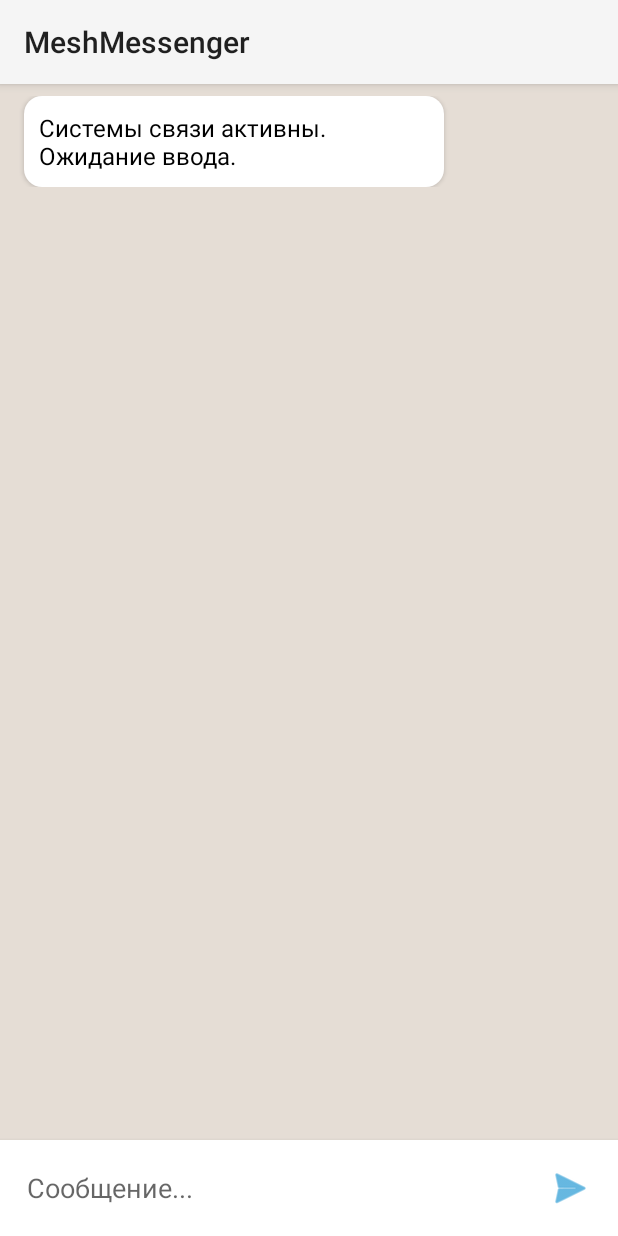
After one commit to Moltschun/Mesh-Messenger, an Android app built with Jetpack Compose: the ChatActivity screen opened directly, with no data from a screen before it, on a phone screen of 412 x 824 dp. The commit adds this screen. Run offline under Robolectric (Android 15) with nearby library versions, the phone set to English and light mode, and no system bars.

Commit message:
feat(ui): implement ChatActivity with RecyclerView and Simulation Mode

```diff
--- a/app/build.gradle.kts
+++ b/app/build.gradle.kts
@@ -52,6 +52,7 @@ dependencies {
     implementation(libs.androidx.compose.material3)
     implementation("androidx.appcompat:appcompat:1.6.1")
     implementation("androidx.activity:activity-ktx:1.8.2")
+    implementation("androidx.recyclerview:recyclerview:1.3.2")
     testImplementation(libs.junit)
     androidTestImplementation(libs.androidx.junit)
     androidTestImplementation(libs.androidx.espresso.core)
--- a/app/src/main/AndroidManifest.xml
+++ b/app/src/main/AndroidManifest.xml
@@ -6,7 +6,6 @@
     <uses-permission android:name="android.permission.BLUETOOTH_ADMIN" />
     <uses-permission android:name="android.permission.BLUETOOTH_CONNECT" />
     <uses-permission android:name="android.permission.BLUETOOTH_SCAN" />
-
     <uses-permission android:name="android.permission.ACCESS_COARSE_LOCATION"/>
     <uses-permission android:name="android.permission.ACCESS_FINE_LOCATION"/>
 
@@ -19,6 +18,11 @@
         android:roundIcon="@mipmap/ic_launcher_round"
         android:supportsRtl="true"
         android:theme="@style/Theme.MeshMessenger">
+
+        <activity android:name=".ChatActivity"
+            android:exported="false"
+            android:windowSoftInputMode="adjustResize"
+            android:theme="@style/Theme.AppCompat.Light" />
 
         <activity
             android:name=".MainActivity"
--- /dev/null
+++ b/app/src/main/java/com/example/meshmessenger/ChatActivity.kt
@@ -0,0 +1,45 @@
+package com.example.meshmessenger
+
+import android.os.Bundle
+import android.widget.EditText
+import android.widget.ImageButton
+import androidx.appcompat.app.AppCompatActivity
+import androidx.recyclerview.widget.LinearLayoutManager
+import androidx.recyclerview.widget.RecyclerView
+
+class ChatActivity : AppCompatActivity() {
+
+    private lateinit var adapter: MessageAdapter
+    private lateinit var recyclerView: RecyclerView
+    private lateinit var editMessage: EditText
+    private lateinit var btnSend: ImageButton
+
+    override fun onCreate(savedInstanceState: Bundle?) {
+        super.onCreate(savedInstanceState)
+        setContentView(R.layout.activity_chat)
+
+        // Инициализация UI
+        recyclerView = findViewById(R.id.recycler_chat)
+        editMessage = findViewById(R.id.edit_message)
+        btnSend = findViewById(R.id.btn_send)
+
+        // Настройка списка
+        adapter = MessageAdapter()
+        recyclerView.layoutManager = LinearLayoutManager(this)
+        recyclerView.adapter = adapter
+
+        // Тестовое сообщение (проверка интерфейса)
+        adapter.addMessage(Message("Системы связи активны. Ожидание ввода.", false))
+
+        btnSend.setOnClickListener {
+            val text = editMessage.text.toString()
+            if (text.isNotEmpty()) {
+                // Пока просто добавляем в список (имитация отправки)
+                adapter.addMessage(Message(text, true))
+                editMessage.text.clear()
+                // Прокрутка вниз
+                recyclerView.scrollToPosition(adapter.itemCount - 1)
+            }
+        }
+    }
+}
--- /dev/null
+++ b/app/src/main/java/com/example/meshmessenger/Message.kt
@@ -0,0 +1,7 @@
+package com.example.meshmessenger
+
+data class Message(
+    val text: String,
+    val isSentByMe: Boolean, // true = справа (мое), false = слева (чужое)
+    val timestamp: Long = System.currentTimeMillis()
+)
--- /dev/null
+++ b/app/src/main/java/com/example/meshmessenger/MessageAdapter.kt
@@ -0,0 +1,70 @@
+package com.example.meshmessenger
+
+import android.view.LayoutInflater
+import android.view.View
+import android.view.ViewGroup
+import android.widget.TextView
+import androidx.recyclerview.widget.RecyclerView
+
+class MessageAdapter : RecyclerView.Adapter<RecyclerView.ViewHolder>() {
+
+    private val messages = mutableListOf<Message>()
+
+    // Коды типов сообщений
+    private val VIEW_TYPE_SENT = 1
+    private val VIEW_TYPE_RECEIVED = 2
+
+    // Добавить сообщение и обновить список
+    fun addMessage(message: Message) {
+        messages.add(message)
+        notifyItemInserted(messages.size - 1)
+    }
+
+    // Определяем, чей это пузырек (Я или ESP32)
+    override fun getItemViewType(position: Int): Int {
+        return if (messages[position].isSentByMe) {
+            VIEW_TYPE_SENT
+        } else {
+            VIEW_TYPE_RECEIVED
+        }
+    }
+
+    override fun onCreateViewHolder(parent: ViewGroup, viewType: Int): RecyclerView.ViewHolder {
+        return if (viewType == VIEW_TYPE_SENT) {
+            val view = LayoutInflater.from(parent.context)
+                .inflate(R.layout.item_message_sent, parent, false)
+            SentMessageHolder(view)
+        } else {
+            val view = LayoutInflater.from(parent.context)
+                .inflate(R.layout.item_message_received, parent, false)
+            ReceivedMessageHolder(view)
+        }
+    }
+
+    override fun onBindViewHolder(holder: RecyclerView.ViewHolder, position: Int) {
+        val message = messages[position]
+        if (holder is SentMessageHolder) {
+            holder.bind(message)
+        } else if (holder is ReceivedMessageHolder) {
+            holder.bind(message)
+        }
+    }
+
+    override fun getItemCount(): Int = messages.size
+
+    // Holder для моих сообщений
+    class SentMessageHolder(itemView: View) : RecyclerView.ViewHolder(itemView) {
+        private val messageText: TextView = itemView.findViewById(R.id.text_message_body)
+        fun bind(message: Message) {
+            messageText.text = message.text
+        }
+    }
+
+    // Holder для входящих
+    class ReceivedMessageHolder(itemView: View) : RecyclerView.ViewHolder(itemView) {
+        private val messageText: TextView = itemView.findViewById(R.id.text_message_body)
+        fun bind(message: Message) {
+            messageText.text = message.text
+        }
+    }
+}
--- /dev/null
+++ b/app/src/main/res/drawable/bg_message_received.xml
@@ -0,0 +1,5 @@
+<?xml version="1.0" encoding="utf-8"?>
+<shape xmlns:android="http://schemas.android.com/apk/res/android">
+    <solid android:color="#FFFFFF" />
+    <corners android:radius="12dp" />
+</shape>
--- /dev/null
+++ b/app/src/main/res/drawable/bg_message_sent.xml
@@ -0,0 +1,4 @@
+<?xml version="1.0" encoding="utf-8"?>
+<shape xmlns:android="http://schemas.android.com/apk/res/android">
+    <solid android:color="#DCF8C6" /> <corners android:radius="12dp" />
+</shape>
--- /dev/null
+++ b/app/src/main/res/layout/activity_chat.xml
@@ -0,0 +1,42 @@
+<?xml version="1.0" encoding="utf-8"?>
+<LinearLayout xmlns:android="http://schemas.android.com/apk/res/android"
+    android:layout_width="match_parent"
+    android:layout_height="match_parent"
+    android:orientation="vertical"
+    android:background="#E5DDD5"> <androidx.recyclerview.widget.RecyclerView
+    android:id="@+id/recycler_chat"
+    android:layout_width="match_parent"
+    android:layout_height="0dp"
+    android:layout_weight="1"
+    android:clipToPadding="false"
+    android:paddingBottom="8dp" />
+
+    <LinearLayout
+        android:layout_width="match_parent"
+        android:layout_height="wrap_content"
+        android:background="#FFFFFF"
+        android:gravity="center_vertical"
+        android:orientation="horizontal"
+        android:padding="8dp"
+        android:elevation="4dp">
+
+        <EditText
+            android:id="@+id/edit_message"
+            android:layout_width="0dp"
+            android:layout_height="wrap_content"
+            android:layout_weight="1"
+            android:background="@null"
+            android:hint="Сообщение..."
+            android:padding="10dp"
+            android:maxLines="4" />
+
+        <ImageButton
+            android:id="@+id/btn_send"
+            android:layout_width="48dp"
+            android:layout_height="48dp"
+            android:background="?attr/selectableItemBackgroundBorderless"
+            android:src="@android:drawable/ic_menu_send"
+            android:contentDescription="Отправить"
+            android:tint="#0088CC"/> </LinearLayout>
+
+</LinearLayout>
--- /dev/null
+++ b/app/src/main/res/layout/item_message_received.xml
@@ -0,0 +1,21 @@
+<?xml version="1.0" encoding="utf-8"?>
+<LinearLayout xmlns:android="http://schemas.android.com/apk/res/android"
+    android:layout_width="match_parent"
+    android:layout_height="wrap_content"
+    android:gravity="start"
+    android:orientation="horizontal"
+    android:padding="8dp">
+
+    <TextView
+        android:id="@+id/text_message_body"
+        android:layout_width="wrap_content"
+        android:layout_height="wrap_content"
+        android:layout_marginStart="8dp"
+        android:background="@drawable/bg_message_received"
+        android:maxWidth="280dp"
+        android:elevation="2dp"
+        android:padding="10dp"
+        android:text="Входящее сообщение"
+        android:textColor="#000000"
+        android:textSize="16sp" />
+</LinearLayout>
```
Also changed, not shown: app/src/main/java/com/example/meshmessenger/MainActivity.kt (+15 -66 lines), app/src/main/res/layout/activity_main.xml (+9 -1 lines), app/src/main/res/layout/item_message_sent.xml (added, +21 -0 lines).
